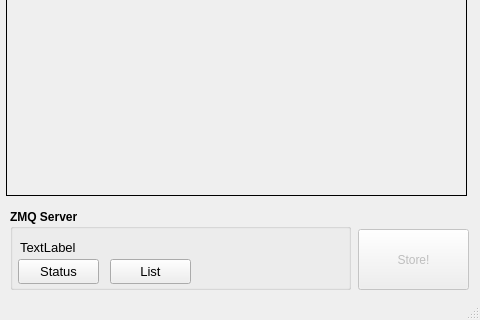
AlanFromJapan/zeromq-simplestorage, file zmq-uploader/ui-main.ui: the form before one commit; both pictures show x 0 to 480 and y 320 to 640 of the 480 by 640 pixel window.
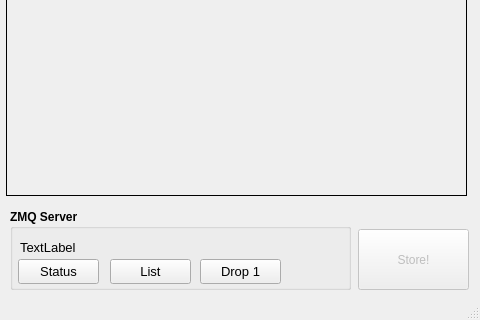
The form after the commit.

Commit message: Store and drop head added

What changed in the file:
```diff
--- a/zmq-uploader/ui-main.ui
+++ b/zmq-uploader/ui-main.ui
@@ -197,6 +197,26 @@
       <string>List</string>
      </property>
     </widget>
+    <widget class="QPushButton" name="btnZMQDropHead">
+     <property name="geometry">
+      <rect>
+       <x>190</x>
+       <y>50</y>
+       <width>81</width>
+       <height>25</height>
+      </rect>
+     </property>
+     <property name="font">
+      <font>
+       <pointsize>10</pointsize>
+       <weight>50</weight>
+       <bold>false</bold>
+      </font>
+     </property>
+     <property name="text">
+      <string>Drop 1</string>
+     </property>
+    </widget>
    </widget>
   </widget>
   <widget class="QMenuBar" name="menubar">
```
The commit also changes 2 other files.
